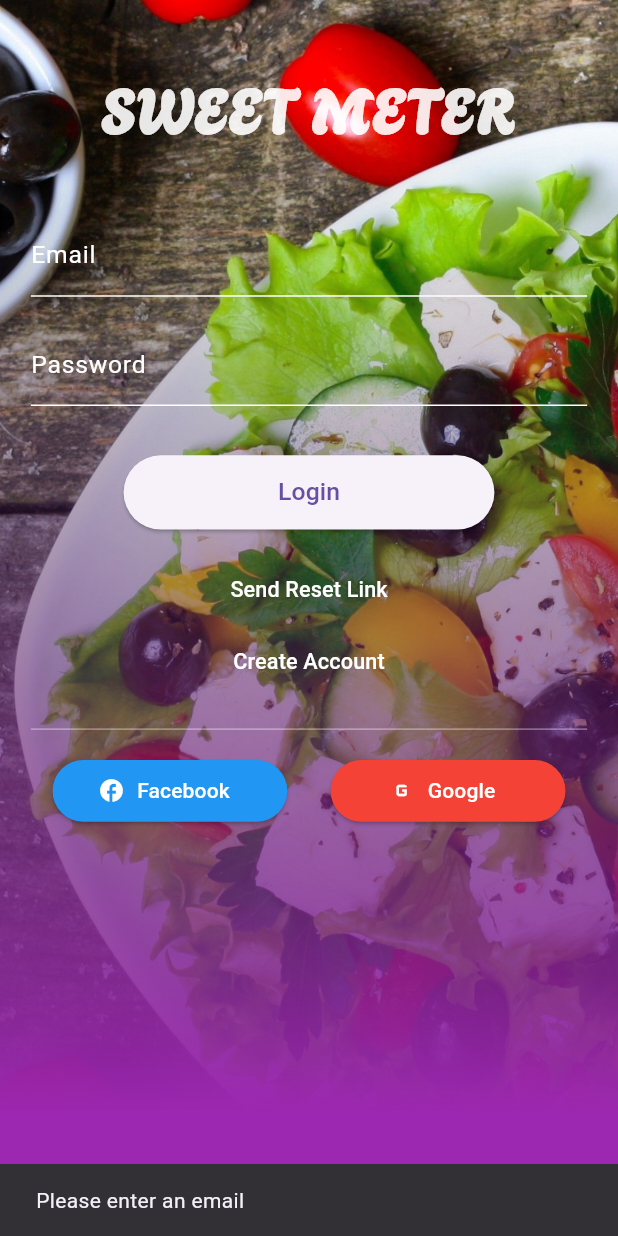
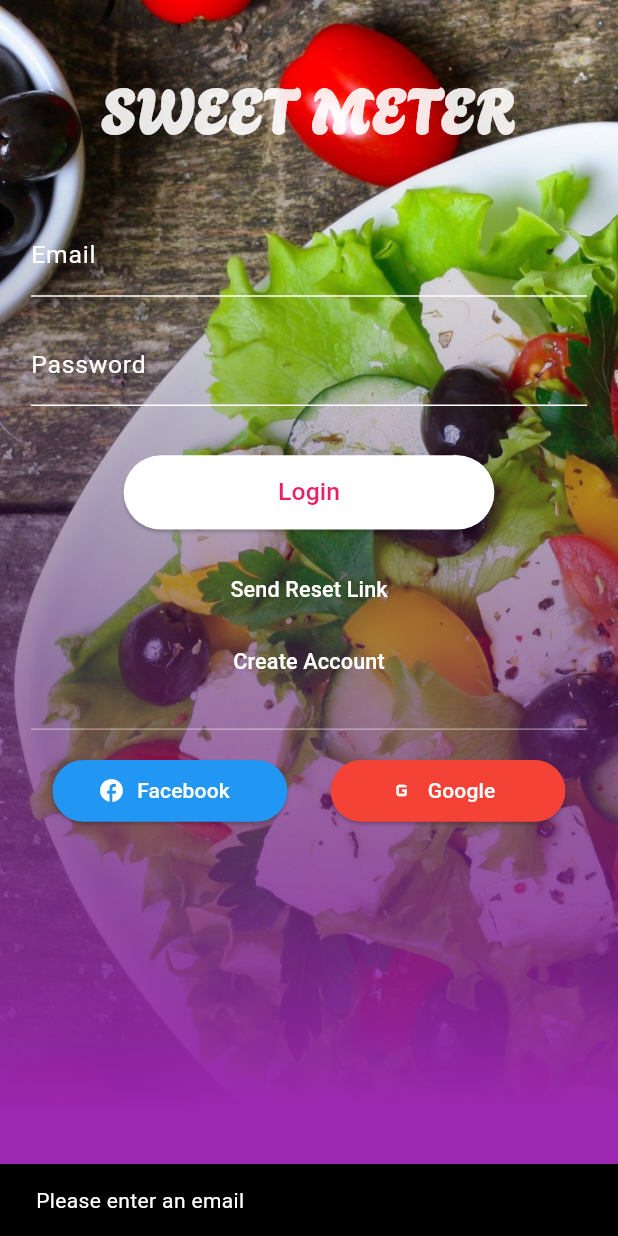
Before and after one commit to MONTi200205/Sweet_Meter_Assesment_, a Flutter app: the screen it shows after launch, after a tap on "Send Reset Link", on a phone screen of 412 x 824 dp. Run offline on Flutter 3.47's test engine with Material 3 defaults, Android fonts, the phone set to English and light mode, and no system bars; our stand-ins replace battery_plus, cloud_firestore, firebase_auth, firebase_core, firebase_storage, google_sign_in and 2 more; missing offline and left inert: flutter_barcode_scanner, flutter_facebook_auth, openfoodfacts; accounts and stored records are empty; network calls fail.

Commit message:
intro screen and email validation via mail and app icon

```diff
--- a/lib/main.dart
+++ b/lib/main.dart
@@ -5,6 +5,7 @@
 import 'package:flutter_facebook_auth/flutter_facebook_auth.dart';
 import 'package:flutter/foundation.dart';
 import 'package:sweet_meter_assesment/utils/scaling_utils.dart';
+import 'splash_screen.dart'; // Import the new splash screen
 
 void main() async {
   WidgetsFlutterBinding.ensureInitialized();
@@ -31,9 +32,18 @@
   Widget build(BuildContext context) {
     return MaterialApp(
       debugShowCheckedModeBanner: false,
-      title: 'Flutter Firebase App',
-      theme: ThemeData(primarySwatch: Colors.blue),
-      home: const LoginScreen(),
+      title: 'Sweet Meter',
+      theme: ThemeData(
+        primarySwatch: Colors.purple,
+        primaryColor: const Color(0xFFE91E63),
+        scaffoldBackgroundColor: const Color(0xFFF3E5F5), // Light purple background
+        colorScheme: ColorScheme.fromSwatch().copyWith(
+          primary: const Color(0xFFE91E63),
+          secondary: const Color(0xFFE91E63),
+          background: const Color(0xFFF3E5F5), // Light purple background
+        ),
+      ),
+      home: const SplashScreen(), // Start with splash screen instead of login
     );
   }
 }
--- /dev/null
+++ b/lib/splash_screen.dart
@@ -0,0 +1,105 @@
+// Add this to your pubspec.yaml:
+// assets:
+//   - assets/images/
+
+import 'package:flutter/material.dart';
+import 'dart:async';
+import 'login_screen.dart';
+
+class SplashScreen extends StatefulWidget {
+  const SplashScreen({Key? key}) : super(key: key);
+
+  @override
+  State<SplashScreen> createState() => _SplashScreenState();
+}
+
+class _SplashScreenState extends State<SplashScreen> with SingleTickerProviderStateMixin {
+  late AnimationController _animationController;
+  late Animation<double> _fadeInAnimation;
+  late Animation<double> _scaleAnimation;
+
+  @override
+  void initState() {
+    super.initState();
+
+    // Set up animations
+    _animationController = AnimationController(
+      vsync: this,
+      duration: const Duration(milliseconds: 2000),
+    );
+
+    _fadeInAnimation = Tween<double>(begin: 0.0, end: 1.0).animate(
+      CurvedAnimation(
+        parent: _animationController,
+        curve: Interval(0.0, 0.65, curve: Curves.easeInOut),
+      ),
+    );
+
+    _scaleAnimation = Tween<double>(begin: 0.8, end: 1.0).animate(
+      CurvedAnimation(
+        parent: _animationController,
+        curve: Interval(0.0, 0.65, curve: Curves.easeInOut),
+      ),
+    );
+
+    // Start animation
+    _animationController.forward();
+
+    // Navigate to login screen after delay
+    Timer(const Duration(milliseconds: 3000), () {
+      Navigator.of(context).pushReplacement(
+        MaterialPageRoute(builder: (_) => const LoginScreen()),
+      );
+    });
+  }
+
+  @override
+  void dispose() {
+    _animationController.dispose();
+    super.dispose();
+  }
+
+  @override
+  Widget build(BuildContext context) {
+    return Scaffold(
+      backgroundColor: const Color(0xFFF3E5F5), // Light purple background
+      body: Center(
+        child: AnimatedBuilder(
+          animation: _animationController,
+          builder: (context, child) {
+            return FadeTransition(
+              opacity: _fadeInAnimation,
+              child: ScaleTransition(
+                scale: _scaleAnimation,
+                child: Column(
+                  mainAxisAlignment: MainAxisAlignment.center,
+                  children: [
+                    // PNG Logo Image
+                    Image.asset(
+                      'assets/sweetmeter.png', // Replace with your PNG file path
+                      width: 200,
+                      height: 200,
+                    ),
+
+                    const SizedBox(height: 30),
+
+                    // Tagline
+                    Text(
+                      'Control sugar',
+                      style: TextStyle(
+                        color: Colors.grey[700],
+                        fontSize: 16,
+                        fontStyle: FontStyle.italic,
+                      ),
+                      textAlign: TextAlign.center,
+                    ),
+                  ],
+                ),
+              ),
+            );
+          },
+        ),
+      ),
+    );
+  }
+}
--- a/pubspec.yaml
+++ b/pubspec.yaml
@@ -103,6 +103,7 @@ flutter:
   assets:
     - assets/log.jpg
     - assets/Background.png
+    - assets/sweetmeter.png
   fonts:
     - family: Agbalumo
       fonts:
```
Also changed, not shown: lib/OpenAi.dart (+8 -11 lines), lib/signup_screen.dart (+73 -8 lines), assets/sweetmeter.png (added), 20 other files.
